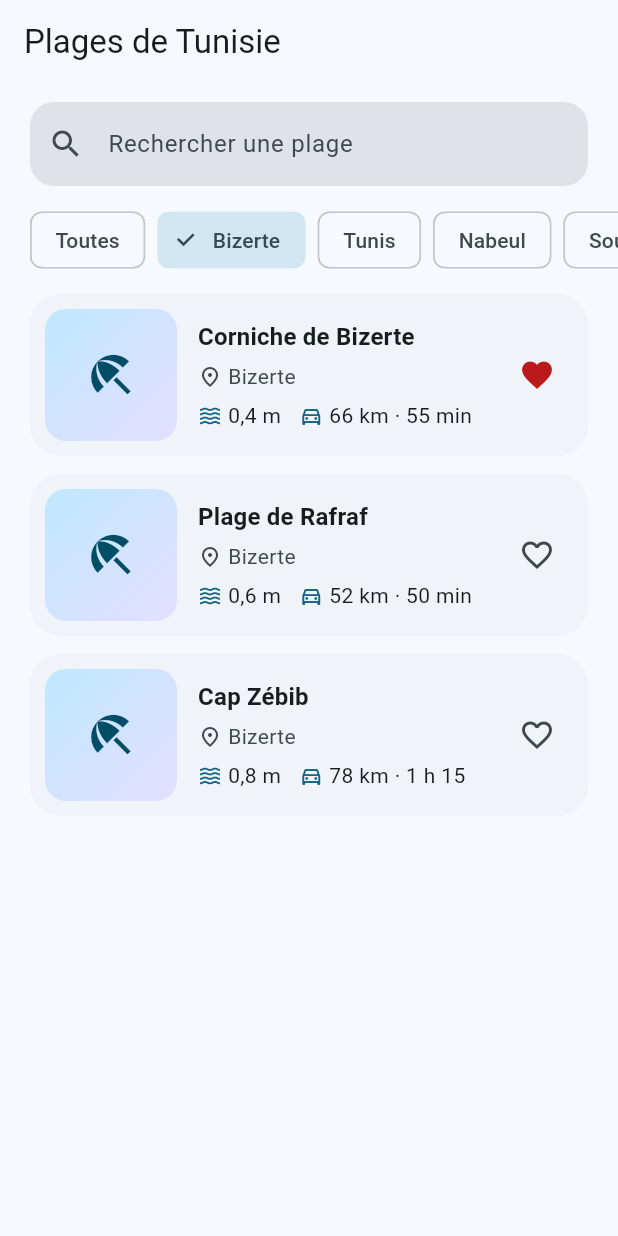
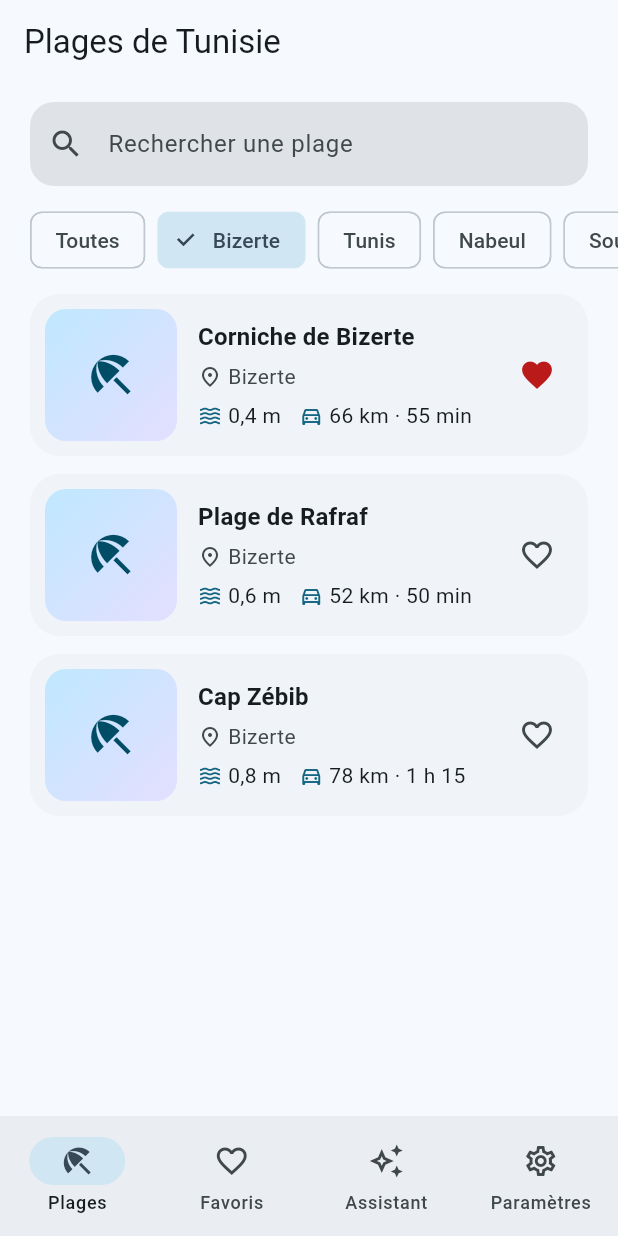
Before and after one commit to Rimen108/Plage_de_Tunisie, a Flutter app: the screen it shows after launch, after a tap on "Bizerte", on a phone screen of 412 x 824 dp. Run offline on Flutter 3.47's test engine with Material 3 defaults, Android fonts, the phone set to English and light mode, and no system bars.

Commit message:
Ajout de l'accueil à 4 onglets

```diff
--- a/lib/main.dart
+++ b/lib/main.dart
@@ -1,5 +1,5 @@
 import 'package:flutter/material.dart';
-import 'screens/liste_screen.dart';
+import 'screens/accueil_screen.dart';
 
 void main() {
   runApp(const ChattApp());
@@ -15,10 +15,9 @@ class ChattApp extends StatelessWidget {
       debugShowCheckedModeBanner: false,
       theme: ThemeData(
         useMaterial3: true,
-        // Bleu mer : seule couleur écrite en dur, le reste vient du thème.
         colorScheme: ColorScheme.fromSeed(seedColor: const Color(0xFF0B7A9E)),
       ),
-      home: const ListeScreen(),
+      home: const AccueilScreen(),
     );
   }
 }
--- /dev/null
+++ b/lib/screens/accueil_screen.dart
@@ -0,0 +1,63 @@
+import 'package:flutter/material.dart';
+import 'assistant_screen.dart';
+import 'favoris_screen.dart';
+import 'liste_screen.dart';
+import 'parametres_screen.dart';
+
+/// Écran racine : barre de navigation avec les 4 onglets principaux.
+class AccueilScreen extends StatefulWidget {
+  const AccueilScreen({super.key});
+
+  @override
+  State<AccueilScreen> createState() => _AccueilScreenState();
+}
+
+class _AccueilScreenState extends State<AccueilScreen> {
+  int _onglet = 0;
+
+  @override
+  Widget build(BuildContext context) {
+    return Scaffold(
+      // IndexedStack garde l'état de chaque onglet (recherche, filtres...)
+      body: IndexedStack(
+        index: _onglet,
+        children: const [
+          ListeScreen(),
+          FavorisScreen(),
+          AssistantScreen(),
+          ParametresScreen(),
+        ],
+      ),
+      bottomNavigationBar: NavigationBar(
+        selectedIndex: _onglet,
+        onDestinationSelected: (index) {
+          setState(() {
+            _onglet = index;
+          });
+        },
+        destinations: const [
+          NavigationDestination(
+            icon: Icon(Icons.beach_access_outlined),
+            selectedIcon: Icon(Icons.beach_access),
+            label: 'Plages',
+          ),
+          NavigationDestination(
+            icon: Icon(Icons.favorite_border),
+            selectedIcon: Icon(Icons.favorite),
+            label: 'Favoris',
+          ),
+          NavigationDestination(
+            icon: Icon(Icons.auto_awesome_outlined),
+            selectedIcon: Icon(Icons.auto_awesome),
+            label: 'Assistant',
+          ),
+          NavigationDestination(
+            icon: Icon(Icons.settings_outlined),
+            selectedIcon: Icon(Icons.settings),
+            label: 'Paramètres',
+          ),
+        ],
+      ),
+    );
+  }
+}
```
